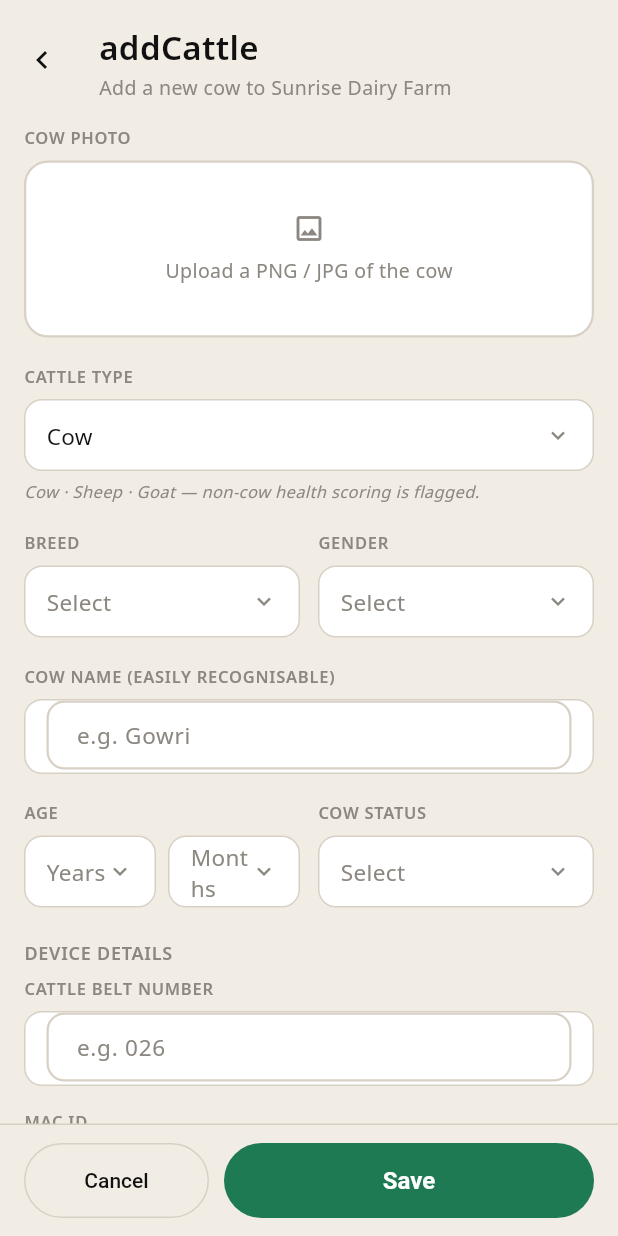
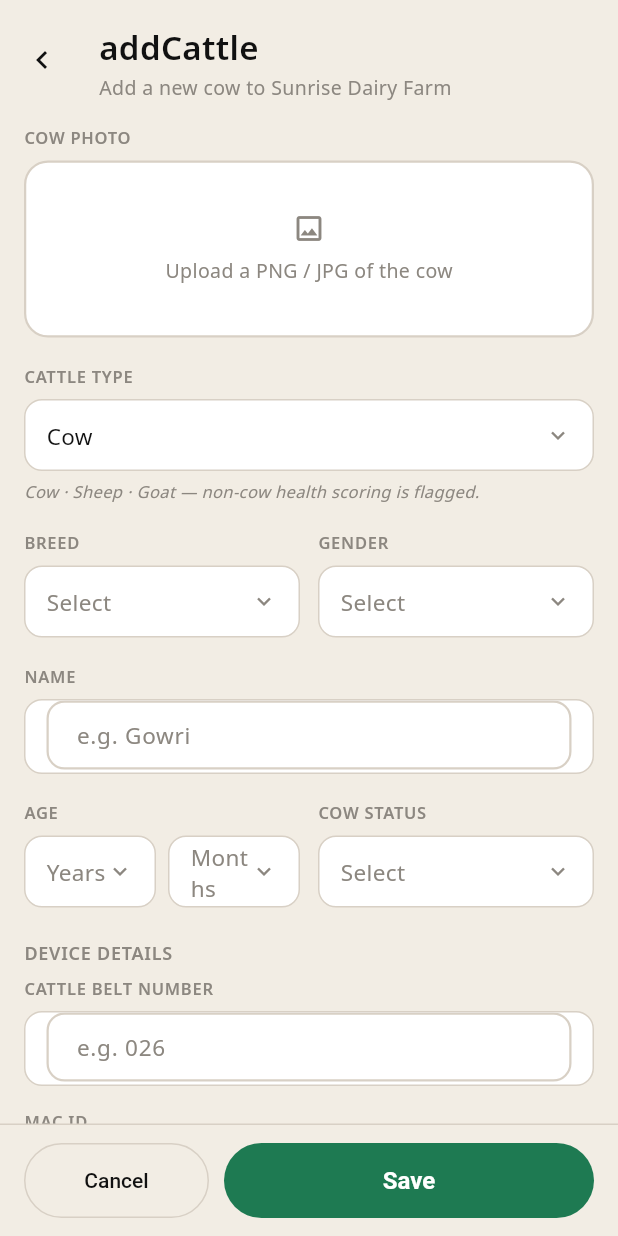
Before and after one commit to vaseey21/Vanix, a Flutter app: the AddCattleScreen screen opened directly with sample values from the repository, on a phone screen of 412 x 824 dp. Run offline on Flutter 3.47's test engine with Material 3 defaults, Android fonts, the phone set to English and light mode, and no system bars; our stand-ins replace flutter_svg, video_player; network calls fail.

Commit message:
auto: save changes

```diff
--- a/flutter_app/lib/i18n/farm_strings.dart
+++ b/flutter_app/lib/i18n/farm_strings.dart
@@ -126,7 +126,7 @@ class FS {
       'genderWord': 'Gender', 'yearsWord': 'Years', 'monthsWord': 'Months', 'optionalWord': '(optional)',
       'acSubPre': 'Add a new cow to', 'acPhotoLabel': 'Cow Photo', 'acPhotoHint': 'Upload a PNG / JPG of the cow',
       'acCattleType': 'Cattle Type', 'acTypeCow': 'Cow', 'acTypeHint': 'Cow · Sheep · Goat — non-cow health scoring is flagged.',
-      'acCowName': 'Cow Name (easily recognisable)', 'cowStatusWord': 'Cow Status', 'genderFemale': 'Female',
+      'acCowName': 'Name', 'cowStatusWord': 'Cow Status', 'genderFemale': 'Female',
       'acDeviceDetails': 'Device Details', 'acBeltNo': 'Cattle Belt Number', 'acMacId': 'MAC ID',
       'acCowHistory': 'Cow History', 'acFillHistory': 'Fill cow history', 'acHistUnknown': 'History unknown',
       'acLastHeat': 'Last Heat', 'acLastInsem': 'Last Insemination', 'acLastPreg': 'Last Pregnancy',
```
